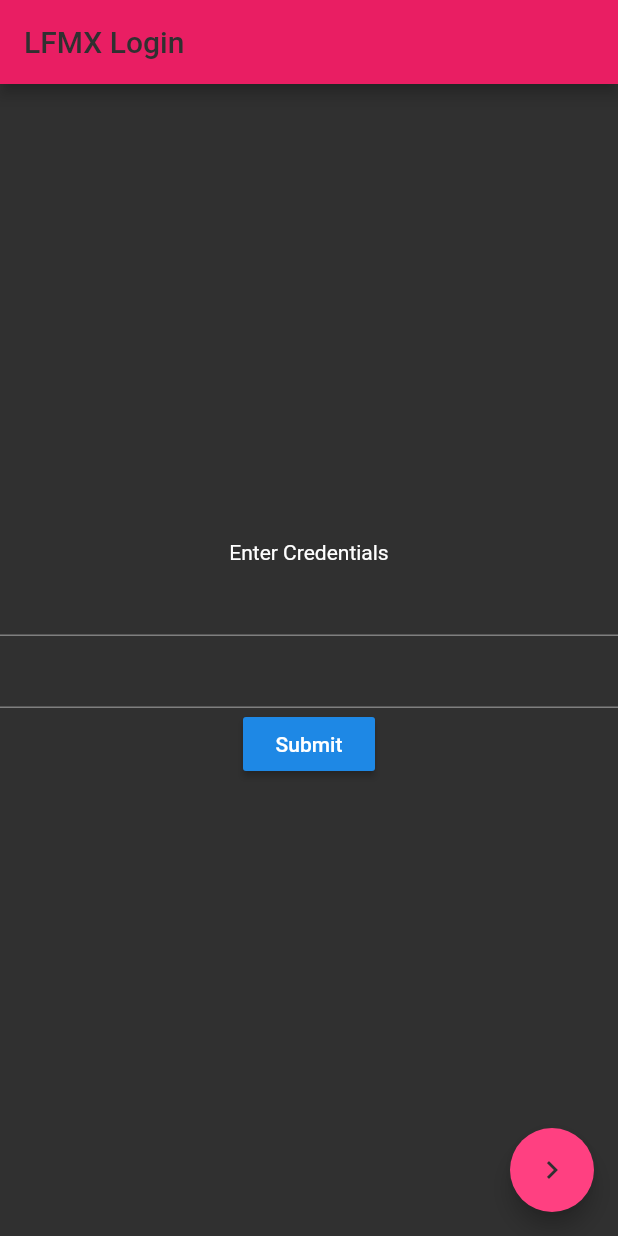
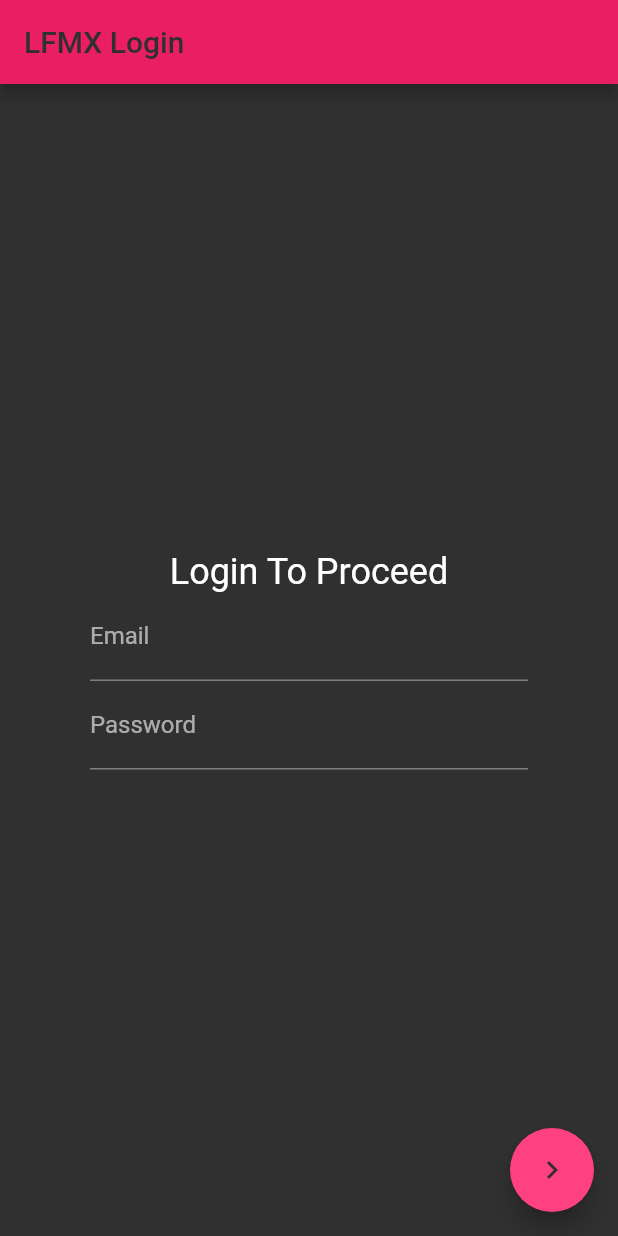
Before and after one commit to jakeleveroni/Time-Clock-Demo, a Flutter app: the screen it shows after launch, on a phone screen of 412 x 824 dp. Run offline on Flutter 3.47's test engine with Material 2 defaults, Android fonts, the phone set to English and light mode, and no system bars; our stand-ins replace firebase_auth, firebase_core, flushbar; accounts and stored records are empty.

Commit message:
linked up login authentication logic

```diff
--- a/lib/services/timer.dart
+++ b/lib/models/timer.dart
@@ -1,3 +1,5 @@
+import 'package:flutter/material.dart';
+
 class Timer {
   Timer(bool start) {
     if (start) {
@@ -8,6 +10,10 @@ class Timer {
     }
   }
 
+  // TODO get the first three properties involved in this
+  String uid;
+  String title;
+  String description;
   DateTime startTime;
   DateTime pauseStartTime;
   DateTime pauseStopTime;
--- a/lib/pages/home-page/home-page-state.dart
+++ b/lib/pages/home-page/home-page-state.dart
@@ -1,4 +1,4 @@
-import '../../services/timer.dart';
+import '../../models/timer.dart';
 
 class HomePageState {
   bool timerActive;
--- a/lib/pages/login-page.dart
+++ b/lib/pages/login-page.dart
@@ -1,17 +1,30 @@
+import 'dart:async';
 import 'package:flutter/material.dart';
+
 import 'home-page/home-page.dart';
+import '../components/snackbar-builder-service.dart';
+import '../services/authentication-service.dart';
 
 class LoginPage extends StatefulWidget {
-  LoginPage({Key key, this.title}) : super(key: key);
+  final String title;
+  AuthenticationService _auth;
 
-  final String title;
+  LoginPage({Key key, this.title = 'LFMX Login'}) : super(key: key) {
+    _auth = new AuthenticationService();
+  }
 
   @override
-  _LoginPage createState() => new _LoginPage();
+  _LoginPage createState() => new _LoginPage(this._auth);
 }
 
 class _LoginPage extends State<LoginPage> {
+  _LoginPage(this._auth) {
+  }
+
   final _formKey = GlobalKey<FormState>();
+  AuthenticationService _auth;
+  String inputEmail;
+  String inputPass;
 
   @override
   Widget build(BuildContext context) {
@@ -25,16 +38,27 @@ class _LoginPage extends State<LoginPage> {
         ),
       ),
       body: new Center(
-        child: new Form(
+        child: new Container(
+          padding: const EdgeInsets.symmetric(horizontal: 60.0),
+          child:  new Form(
             key: _formKey,
             child: new Column(
               mainAxisAlignment: MainAxisAlignment.center,
               children: <Widget>[
                 new Text(
-                'Enter Credentials',
+                  'Login To Proceed',
+                  style: TextStyle(
+                    fontSize: 24.0
+                  ),
                 ),
                 new TextFormField(
+                  keyboardType: TextInputType.emailAddress,
+                  keyboardAppearance: Brightness.dark,
+                  decoration: InputDecoration(
+                    labelText: 'Email',
+                  ),
                   validator: (val) {
+                    this.inputEmail = val;
                     String emailRegex = r'^(([^<>()[\]\\.,;:\s@\"]+(\.[^<>()[\]\\.,;:\s@\"]+)*)|(\".+\"))@((\[[0-9]{1,3}\.[0-9]{1,3}\.[0-9]{1,3}\.[0-9]{1,3}\])|(([a-zA-Z\-0-9]+\.)+[a-zA-Z]{2,}))$';
                     RegExp regExpr = new RegExp(emailRegex);
 
@@ -49,7 +73,13 @@ class _LoginPage extends State<LoginPage> {
                   },
                 ),
                 new TextFormField(
+                  keyboardType: TextInputType.text,
+                  keyboardAppearance: Brightness.dark,
+                  decoration: InputDecoration(
+                    labelText: 'Password',
+                  ),
                   validator: (val) {
+                    this.inputPass = val;
                     if (val.isEmpty) {
                       return 'Password must be specified.';
                     }
@@ -59,34 +89,34 @@ class _LoginPage extends State<LoginPage> {
                     }
                   },
                 ),
-
-              new RaisedButton(
-                onPressed: () {
-                  // Validate will return true if the form is valid, or false if
-                  // the form is invalid.
-                  if (_formKey.currentState.validate()) {
-                    // If the form is valid, we want to show a Snackbar
-                    // Scaffold.of(context)
-                        // .showSnackBar(SnackBar(content: Text('Processing Data')));
-                  }
-                },
-                child: Text('Submit'),
-              ),
               ],
             ),
           )
         ),
+      ),
       floatingActionButton: new FloatingActionButton(
-        onPressed: () {
+        onPressed: () async {
+          if (_formKey.currentState.validate()) {
+            await this._login();
             Navigator.pushReplacement(
               context,
               MaterialPageRoute(builder: (context) => HomePage()),
             );
+            return;
+          }
         },
         foregroundColor: Colors.grey[850],
-        tooltip: 'Start New Timer',
+        tooltip: 'Login',
         child: new Icon(Icons.navigate_next),
       ),
     );
   }
+
+  Future<bool> _login() async {
+    this._formKey.currentState;
+    var result = await this._auth.login(this.inputEmail, this.inputPass);
+    print(result);
+
+    return result != null;
   }
+}
--- a/lib/services/authentication-service.dart
+++ b/lib/services/authentication-service.dart
@@ -43,4 +43,8 @@ class AuthenticationService {
       return new UserDto(this._user.displayName, this._user.email, this._user.uid);
     }
   }
+
+  Future<void> logout() async {
+    return await this._auth.signOut();
+  }
 }
```
Also changed, not shown: lib/pages/home-page/home-data-table-source.dart (added, +65 -0 lines), lib/pages/home-page/home-page.dart (+20 -14 lines), lib/components/overlay-component.dart (added), lib/components/snackbar-builder-service.dart (renamed from lib/services/snackbar-builder-service.dart), 3 other files. Lines whose indentation alone changed are shown as unchanged.
